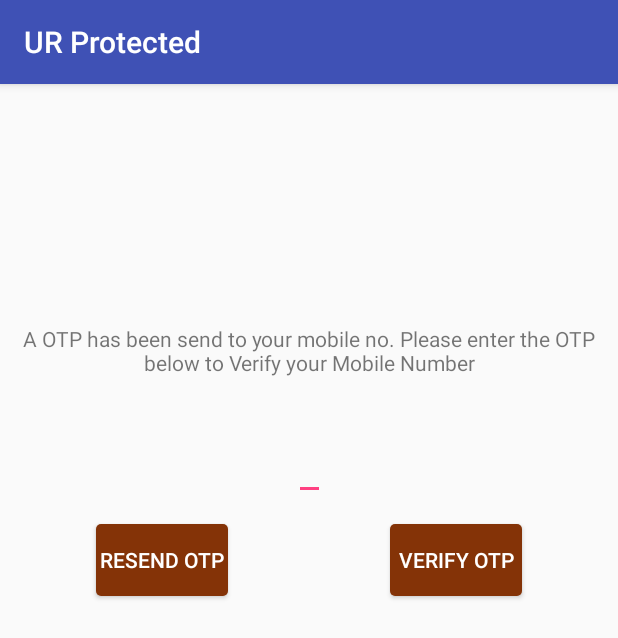
After one commit to Arpitajena/URProtected, an Android app: the VerifyOTP screen opened directly, with no data from a screen before it, on a phone screen of 412 x 824 dp. The commit adds this screen. Shown: the top 638 px of the screen. Run offline under Robolectric (Android 15) with nearby library versions, the phone set to English and light mode, and no system bars; our stand-ins replace Firebase (no records; nobody signed in at launch, a user with empty details on screens opened directly).

Commit message:
RegistrationActivity

```diff
--- a/app/src/main/AndroidManifest.xml
+++ b/app/src/main/AndroidManifest.xml
@@ -9,13 +9,16 @@
         android:roundIcon="@mipmap/ic_launcher_round"
         android:supportsRtl="true"
         android:theme="@style/AppTheme">
-        <activity android:name=".MainActivity">
+        <activity android:name=".userdetail.RegistraionActivity">
             <intent-filter>
                 <action android:name="android.intent.action.MAIN" />
 
                 <category android:name="android.intent.category.LAUNCHER" />
             </intent-filter>
         </activity>
+        <activity android:name=".MainActivity" />
+        <activity android:name=".userdetail.photouploadActivity" />
+        <activity android:name=".userdetail.VerifyOTP"></activity>
     </application>
 
 </manifest>
--- /dev/null
+++ b/app/src/main/java/com/atrio/urprotected/userdetail/VerifyOTP.java
@@ -0,0 +1,163 @@
+package com.atrio.urprotected.userdetail;
+
+import android.content.Intent;
+import android.os.Bundle;
+import android.support.annotation.NonNull;
+import android.support.v7.app.AppCompatActivity;
+import android.text.TextUtils;
+import android.util.Log;
+import android.view.View;
+import android.widget.Button;
+import android.widget.EditText;
+import android.widget.Toast;
+
+import com.atrio.urprotected.R;
+import com.google.android.gms.tasks.OnCompleteListener;
+import com.google.android.gms.tasks.Task;
+import com.google.firebase.FirebaseException;
+import com.google.firebase.FirebaseTooManyRequestsException;
+import com.google.firebase.auth.AuthResult;
+import com.google.firebase.auth.FirebaseAuth;
+import com.google.firebase.auth.FirebaseAuthInvalidCredentialsException;
+import com.google.firebase.auth.FirebaseUser;
+import com.google.firebase.auth.PhoneAuthCredential;
+import com.google.firebase.auth.PhoneAuthProvider;
+
+import java.util.concurrent.TimeUnit;
+
+public class VerifyOTP extends AppCompatActivity {
+
+    private EditText et_verify;
+    private Button btn_resend,btn_Verify;
+    private String phn_no,mVerificationId,otp;
+    private PhoneAuthProvider.OnVerificationStateChangedCallbacks mCallbacks;
+    FirebaseAuth mAuth;
+    FirebaseUser User;
+    @Override
+    protected void onCreate(Bundle savedInstanceState) {
+        super.onCreate(savedInstanceState);
+        setContentView(R.layout.activity_verify_otp);
+        et_verify=(EditText)findViewById(R.id.et_otp);
+        btn_resend=(Button)findViewById(R.id.btn_resend);
+        btn_Verify=(Button)findViewById(R.id.btn_verify);
+
+        Intent i = getIntent();
+        phn_no = i.getStringExtra("phn_number");
+        Log.i("onVerify","" + phn_no);
+
+        mAuth = FirebaseAuth.getInstance();
+        User= mAuth.getCurrentUser();
+//        fireBasePhLogin(phn_no);
+
+        mCallbacks = new PhoneAuthProvider.OnVerificationStateChangedCallbacks() {
+            @Override
+            public void onVerificationCompleted(PhoneAuthCredential credential) {
+               /* if (progressDialog != null) {
+                    dismissProgressDialog(progressDialog);
+                }*/
+                signInWithPhoneAuthCredential(credential);
+            }
+
+            @Override
+            public void onVerificationFailed(FirebaseException e) {
+                // This callback is invoked in an invalid request for verification is made,
+                // for instance if the the phone number format is not valid.
+//                Log.w(TAG, "onVerificationFailed", e);
+               /* if (progressDialog != null) {
+                    dismissProgressDialog(progressDialog);
+                }*/
+                if (e instanceof FirebaseAuthInvalidCredentialsException) {
+                    // Invalid request
+                    // ...
+                    Log.d("Invalid request", "Invalid request");
+                } else if (e instanceof FirebaseTooManyRequestsException) {
+                    // The SMS quota for the project has been exceeded
+                    // ...
+//                    Log.d("Error", "The SMS quota for the project has been exceeded");
+                    Toast.makeText(VerifyOTP.this, "sms_qutoa_exceeded_alert", Toast.LENGTH_SHORT).show();
+//                    llPhNumberLayout.setVisibility(View.GONE);
+//                    llOTPNumberLayout.setVisibility(View.VISIBLE);
+                }
+
+                // Show a message and update the UI
+                // ...
+            }
+
+            @Override
+            public void onCodeAutoRetrievalTimeOut(String s) {
+                super.onCodeAutoRetrievalTimeOut(s);
+                /*if (progressDialog != null) {
+                    dismissProgressDialog(progressDialog);
+                }*/
+                otp = et_verify.getText().toString().trim();
+                if (TextUtils.isEmpty(otp)) {
+                    Toast.makeText(VerifyOTP.this,"otp_blank_alert", Toast.LENGTH_SHORT).show();
+                } else {
+                    PhoneAuthCredential credential = PhoneAuthProvider.getCredential(s, otp);
+                    signInWithPhoneAuthCredential(credential);
+                }
+            }
+
+            @Override
+            public void onCodeSent(String verificationId,
+                                   PhoneAuthProvider.ForceResendingToken token) {
+                /*if (progressDialog != null) {
+                    dismissProgressDialog(progressDialog);
+                }*/
+                mVerificationId = verificationId;
+                final String mResendToken = token.toString();
+                Toast.makeText(VerifyOTP.this,"otp_send_message", Toast.LENGTH_SHORT).show();
+                // ...
+            }
+        };
+        btn_Verify.setOnClickListener(new View.OnClickListener() {
+            @Override
+            public void onClick(View v) {
+                if (TextUtils.isEmpty(et_verify.getText().toString().trim())) {
+                    Toast.makeText(VerifyOTP.this, "otp_blank_alert", Toast.LENGTH_SHORT).show();
+                } else {
+                    otp = et_verify.getText().toString().trim();
+                    PhoneAuthCredential credential = PhoneAuthProvider.getCredential(mVerificationId, otp);
+                    signInWithPhoneAuthCredential(credential);
+                }
+            }
+        });
+        btn_resend.setOnClickListener(new View.OnClickListener() {
+            @Override
+            public void onClick(View v) {
+                    fireBasePhLogin(phn_no);
+            }
+        });
+    }
+
+    private void fireBasePhLogin(String phoneNumber) {
+        Log.i("onCodeSent422:" ,""+ phoneNumber);
+
+        PhoneAuthProvider.getInstance().verifyPhoneNumber(
+                phoneNumber,        // Phone number to verify
+                60,                 // Timeout duration
+                TimeUnit.SECONDS,   // Unit of timeout
+                this,               // Activity (for callback binding)
+                mCallbacks);        // OnVerificationStateChangedCallbacks
+
+    }
+    private void signInWithPhoneAuthCredential(PhoneAuthCredential credential) {
+        mAuth.signInWithCredential(credential)
+                .addOnCompleteListener(this, new OnCompleteListener<AuthResult>() {
+                    @Override
+                    public void onComplete(@NonNull Task<AuthResult> task) {
+                        if (task.isSuccessful()) {
+                          User = task.getResult().getUser();
+                            Log.d("", "onComplete: " + User);
+                            Toast.makeText(VerifyOTP.this, "Ph number verified", Toast.LENGTH_SHORT).show();
+                            // ...
+                        } else {
+                            if (task.getException() instanceof FirebaseAuthInvalidCredentialsException) {
+                                // The verification code entered was invalid
+                                Toast.makeText(VerifyOTP.this, "wrong_verification_code_alert", Toast.LENGTH_SHORT).show();
+                            }
+                        }
+                    }
+                });
+    }
+}
--- /dev/null
+++ b/app/src/main/res/drawable/ripple_effect.xml
@@ -0,0 +1,31 @@
+<?xml version="1.0" encoding="utf-8"?>
+<selector xmlns:android="http://schemas.android.com/apk/res/android">
+
+    <item android:state_pressed="true">
+        <shape android:shape="rectangle">
+            <corners android:radius="3dp" />
+            <gradient
+                android:angle="315"
+                android:centerX="40%"
+                android:centerColor="@color/centercolor"
+                android:startColor="@color/startcolor"
+                android:endColor="@color/endcolor"
+                android:type="linear"
+                />
+        </shape>
+    </item>
+    <item android:state_focused="true">
+        <shape android:shape="rectangle">
+            <corners android:radius="3dp" />
+            <solid android:color="@color/centercolor" />
+        </shape>
+    </item>
+    <item>
+        <shape android:shape="rectangle">
+            <corners android:radius="3dp" />
+            <solid android:color="@color/endcolor" />
+          <!-- <solid android:color="@color/centercolor" />-->
+        </shape>
+    </item>
+
+</selector>
--- /dev/null
+++ b/app/src/main/res/layout/activity_verify_otp.xml
@@ -0,0 +1,66 @@
+<?xml version="1.0" encoding="utf-8"?>
+<android.support.constraint.ConstraintLayout xmlns:android="http://schemas.android.com/apk/res/android"
+    xmlns:app="http://schemas.android.com/apk/res-auto"
+    xmlns:tools="http://schemas.android.com/tools"
+    android:layout_width="match_parent"
+    android:layout_height="match_parent"
+    tools:context="com.atrio.urprotected.userdetail.VerifyOTP">
+
+    <TextView
+        android:id="@+id/tv_otp"
+        android:layout_width="wrap_content"
+        android:layout_height="wrap_content"
+        android:text="@string/otp_verify"
+        android:layout_marginRight="16dp"
+        app:layout_constraintRight_toRightOf="parent"
+        android:layout_marginLeft="16dp"
+        app:layout_constraintLeft_toLeftOf="parent"
+        app:layout_constraintTop_toTopOf="parent"
+        android:layout_marginTop="150dp"
+        android:gravity="center"
+        android:padding="10dp"/>
+
+    <android.support.design.widget.TextInputLayout
+        android:id="@+id/input_otp"
+        android:layout_width="wrap_content"
+        android:layout_height="wrap_content"
+        android:layout_marginLeft="16dp"
+        android:layout_marginRight="16dp"
+        android:layout_marginTop="16dp"
+        app:layout_constraintLeft_toLeftOf="parent"
+        app:layout_constraintRight_toRightOf="parent"
+        app:layout_constraintTop_toBottomOf="@+id/tv_otp">
+
+        <EditText
+            android:id="@+id/et_otp"
+            android:layout_width="match_parent"
+            android:layout_height="wrap_content"
+            android:hint="Enter OTP" />
+    </android.support.design.widget.TextInputLayout>
+
+    <Button
+        android:id="@+id/btn_verify"
+        android:layout_width="0dp"
+        android:layout_height="wrap_content"
+        android:layout_marginRight="64dp"
+        android:layout_marginTop="16dp"
+        android:background="@drawable/ripple_effect"
+        android:text="Verify OTP"
+        android:textColor="@color/white"
+        app:layout_constraintRight_toRightOf="parent"
+        app:layout_constraintTop_toBottomOf="@+id/input_otp" />
+
+    <Button
+        android:id="@+id/btn_resend"
+        android:layout_width="0dp"
+        android:layout_height="wrap_content"
+        android:layout_marginLeft="64dp"
+        android:layout_marginTop="16dp"
+        android:text="Resend OTP"
+        android:textColor="@color/white"
+        android:background="@drawable/ripple_effect"
+        app:layout_constraintLeft_toLeftOf="parent"
+        app:layout_constraintTop_toBottomOf="@+id/input_otp"
+        android:layout_marginRight="64dp" />
+
+</android.support.constraint.ConstraintLayout>
--- a/app/src/main/res/values/colors.xml
+++ b/app/src/main/res/values/colors.xml
@@ -3,4 +3,14 @@
     <color name="colorPrimary">#3F51B5</color>
     <color name="colorPrimaryDark">#303F9F</color>
     <color name="colorAccent">#FF4081</color>
+    <color name="red">#e1080f</color>
+    <color name="colorRipple">#ed7519</color>
+    <color name="white">#FFFFFF</color>
+    <color name="startcolor">#af6328</color>
+    <color name="centercolor">#d69558</color>
+    <color name="endcolor">#843307</color>
+    <color name="black">#000000</color>
+
+
+
 </resources>
--- a/app/src/main/res/values/strings.xml
+++ b/app/src/main/res/values/strings.xml
@@ -1,3 +1,5 @@
 <resources>
     <string name="app_name">UR Protected</string>
+    <string name="otp_verify">A OTP has been send to your mobile no. Please enter the OTP below to Verify your Mobile Number</string>
+<string name="verify_phn">We will send an SMS message to verify your phone number.Enter your country code and phone number.</string>
 </resources>
--- a/build.gradle
+++ b/build.gradle
@@ -9,6 +9,7 @@ buildscript {
 
         // NOTE: Do not place your application dependencies here; they belong
         // in the individual module build.gradle files
+        classpath 'com.google.gms:google-services:3.0.0'
     }
 }
 
```
Also changed, not shown: app/build.gradle (+11 -0 lines), app/src/main/java/com/atrio/urprotected/userdetail/RegistraionActivity.java (added, +66 -0 lines), app/src/main/java/com/atrio/urprotected/userdetail/photouploadActivity.java (added, +15 -0 lines), app/src/main/res/layout/activity_photoupload.xml (added, +9 -0 lines), app/src/main/res/layout/activity_registraion.xml (added, +89 -0 lines).
